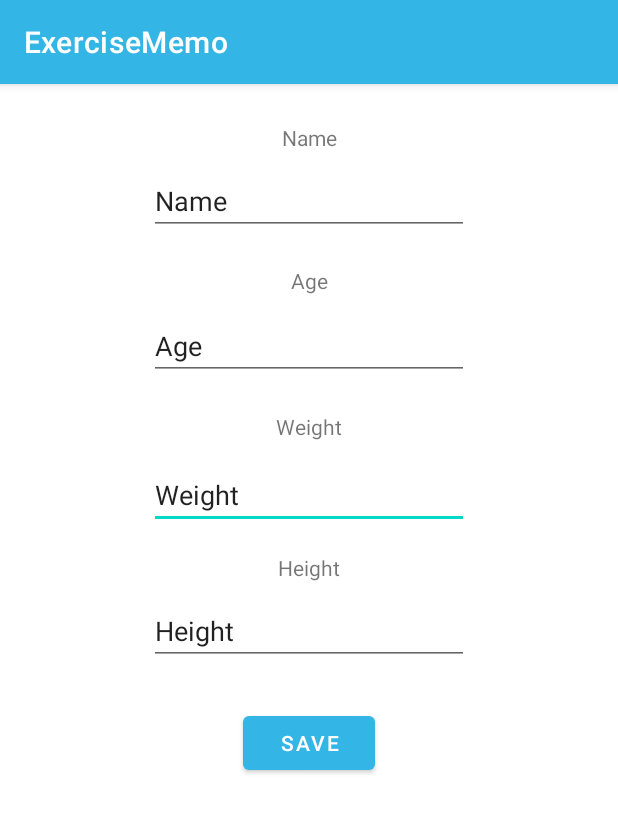
After one commit to MikhailDeriabin/Punttilaskuri, an Android app: the UserProfileActivity screen opened directly, with no data from a screen before it, on a phone screen of 412 x 824 dp. The commit adds this screen. Shown: the top 813 px of the screen. Run offline under Robolectric (Android 15) with nearby library versions, the phone set to English and light mode, and no system bars.

Commit message:
Added UserInfoActivity-class where you can input user-information

```diff
--- /dev/null
+++ b/app/src/main/java/com/example/punttilaskuri/UserProfileActivity.java
@@ -0,0 +1,108 @@
+package com.example.punttilaskuri;
+
+import android.content.Context;
+import android.os.Bundle;
+import android.util.Log;
+import android.widget.Button;
+import android.widget.EditText;
+
+import androidx.appcompat.app.AppCompatActivity;
+
+import org.json.JSONException;
+
+import java.io.BufferedReader;
+import java.io.FileNotFoundException;
+import java.io.IOException;
+import java.io.InputStream;
+import java.io.InputStreamReader;
+import java.io.OutputStreamWriter;
+import java.util.ArrayList;
+import java.util.Arrays;
+import java.util.List;
+
+/**
+ * This class handles user information input and storage into userinfo.txt
+ * @author Sami Miettinen
+ * @version 04.05.2021
+ */
+public class UserProfileActivity extends AppCompatActivity {
+
+    private Button saveButton;
+    private EditText nameEdit, ageEdit, weightEdit, heightEdit;
+
+    protected void onCreate(Bundle savedInstanceState) {
+        super.onCreate(savedInstanceState);
+        setContentView(R.layout.activity_userprofile);
+        //Initialize UI-components
+        updateUi();
+
+        //OnClickListener for saveButton
+        saveButton.setOnClickListener( v -> {
+            //Append user info into a single String-variable with newlines
+            String userInput = nameEdit.getText().toString() + "\n";
+            userInput += ageEdit.getText().toString() + "\n";
+            userInput += weightEdit.getText().toString() + "\n";
+            userInput += heightEdit.getText().toString() + "\n";
+            saveToFile("", this);
+            saveToFile(userInput, this);
+            updateUi();
+
+        });
+    }
+    //Initializes UI-components and updates text in EditText-fields
+    public void updateUi(){
+        ArrayList<String> fileData = new ArrayList<>(readFromFile(this));
+        nameEdit= (EditText) findViewById(R.id.nameInput);
+        nameEdit.setText(fileData.get(0));
+        ageEdit= (EditText) findViewById(R.id.ageInput);
+        ageEdit.setText(fileData.get(1));
+        weightEdit= (EditText) findViewById(R.id.weightInput);
+        weightEdit.setText(fileData.get(2));
+        heightEdit= (EditText) findViewById(R.id.heightInput);
+        heightEdit.setText(fileData.get(3));
+        saveButton = (Button) findViewById(R.id.saveButton);
+
+    }
+    //Writes userinfo to userinfo.txt
+    private void saveToFile(String data, Context context) {
+        try {
+            OutputStreamWriter outputStreamWriter = new OutputStreamWriter(context.openFileOutput("userinfo.txt", Context.MODE_PRIVATE));
+            outputStreamWriter.write(data);
+            outputStreamWriter.close();
+        }
+        catch (IOException e) {
+            Log.e("Exception", "File write failed: " + e.toString());
+        }
+    }
+    //Reads userinfo from userinfo.txt into an ArrayList and returns it
+    private List<String> readFromFile(Context context) {
+
+        ArrayList<String> fileData = new ArrayList<>();
+
+        try {
+            InputStream inputStream = context.openFileInput("userinfo.txt");
+
+            if ( inputStream != null ) {
+                InputStreamReader inputStreamReader = new InputStreamReader(inputStream);
+                BufferedReader bufferedReader = new BufferedReader(inputStreamReader);
+                String fileContent;
+
+                while ( (fileContent = bufferedReader.readLine()) != null ) {
+                    fileData.add(fileContent);
+                }
+                inputStream.close();
+            }
+        }
+        catch (FileNotFoundException e) {
+            Log.e("login activity", "File not found: " + e.toString());
+            fileData.add("Name");
+            fileData.add("Age");
+            fileData.add("Weight");
+            fileData.add("Height");
+        } catch (IOException e) {
+            Log.e("login activity", "Can not read file: " + e.toString());
+        }
+
+        return fileData;
+    }
+}
--- /dev/null
+++ b/app/src/main/res/layout/activity_userprofile.xml
@@ -0,0 +1,111 @@
+<?xml version="1.0" encoding="utf-8"?>
+<androidx.constraintlayout.widget.ConstraintLayout xmlns:android="http://schemas.android.com/apk/res/android"
+    xmlns:app="http://schemas.android.com/apk/res-auto"
+    xmlns:tools="http://schemas.android.com/tools"
+    android:layout_width="match_parent"
+    android:layout_height="match_parent">
+
+    <EditText
+        android:id="@+id/weightInput"
+        android:layout_width="wrap_content"
+        android:layout_height="wrap_content"
+        android:layout_marginTop="54dp"
+        android:ems="10"
+        android:hint="@string/user_weight"
+        android:importantForAutofill="no"
+        android:inputType="numberSigned|number|text"
+        android:text="@string/user_input"
+        app:layout_constraintEnd_toEndOf="parent"
+        app:layout_constraintStart_toStartOf="parent"
+        app:layout_constraintTop_toBottomOf="@+id/ageInput" />
+
+    <TextView
+        android:id="@+id/weightView"
+        android:layout_width="wrap_content"
+        android:layout_height="wrap_content"
+        android:layout_marginBottom="13dp"
+        android:text="@string/user_weight"
+        app:layout_constraintBottom_toTopOf="@+id/weightInput"
+        app:layout_constraintEnd_toEndOf="@+id/weightInput"
+        app:layout_constraintStart_toStartOf="@+id/weightInput" />
+
+    <EditText
+        android:id="@+id/ageInput"
+        android:layout_width="wrap_content"
+        android:layout_height="wrap_content"
+        android:layout_marginTop="51dp"
+        android:ems="10"
+        android:hint="@string/user_age"
+        android:importantForAutofill="no"
+        android:inputType="text"
+        android:text="@string/user_input"
+        app:layout_constraintStart_toStartOf="@+id/nameInput"
+        app:layout_constraintTop_toBottomOf="@+id/nameInput" />
+
+    <TextView
+        android:id="@+id/ageView"
+        android:layout_width="wrap_content"
+        android:layout_height="wrap_content"
+        android:layout_marginBottom="11dp"
+        android:text="@string/user_age"
+        app:layout_constraintBottom_toTopOf="@+id/ageInput"
+        app:layout_constraintEnd_toEndOf="parent"
+        app:layout_constraintStart_toStartOf="parent" />
+
+    <EditText
+        android:id="@+id/nameInput"
+        android:layout_width="wrap_content"
+        android:layout_height="wrap_content"
+        android:layout_marginTop="10dp"
+        android:ems="10"
+        android:hint="@string/user_name"
+        android:importantForAutofill="no"
+        android:inputType="text"
+        app:layout_constraintEnd_toEndOf="parent"
+        app:layout_constraintStart_toStartOf="parent"
+        app:layout_constraintTop_toBottomOf="@+id/nameView"
+        tools:text="@string/user_input" />
+
+    <EditText
+        android:id="@+id/heightInput"
+        android:layout_width="wrap_content"
+        android:layout_height="wrap_content"
+        android:layout_marginTop="45dp"
+        android:ems="10"
+        android:hint="@string/user_height"
+        android:importantForAutofill="no"
+        android:inputType="numberSigned|number|text"
+        android:text="@string/user_input"
+        app:layout_constraintStart_toStartOf="@+id/weightInput"
+        app:layout_constraintTop_toBottomOf="@+id/weightInput" />
+
+    <TextView
+        android:id="@+id/heightView"
+        android:layout_width="wrap_content"
+        android:layout_height="wrap_content"
+        android:layout_marginBottom="10dp"
+        android:text="@string/user_height"
+        app:layout_constraintBottom_toTopOf="@+id/heightInput"
+        app:layout_constraintEnd_toEndOf="@+id/heightInput"
+        app:layout_constraintStart_toStartOf="@+id/heightInput" />
+
+    <TextView
+        android:id="@+id/nameView"
+        android:layout_width="wrap_content"
+        android:layout_height="wrap_content"
+        android:layout_marginTop="26dp"
+        android:text="@string/user_name"
+        app:layout_constraintEnd_toEndOf="parent"
+        app:layout_constraintStart_toStartOf="parent"
+        app:layout_constraintTop_toTopOf="parent" />
+
+    <Button
+        android:id="@+id/saveButton"
+        android:layout_width="wrap_content"
+        android:layout_height="wrap_content"
+        android:layout_marginTop="28dp"
+        android:text="@string/user_button"
+        app:layout_constraintEnd_toEndOf="parent"
+        app:layout_constraintStart_toStartOf="parent"
+        app:layout_constraintTop_toBottomOf="@+id/heightInput" />
+</androidx.constraintlayout.widget.ConstraintLayout>
--- a/app/src/main/res/values/strings.xml
+++ b/app/src/main/res/values/strings.xml
@@ -84,6 +84,14 @@
         ACSM Resource Manual 5th Edition, 2006. </string>
     <string name="link_met"><a href="http://media.hypersites.com/clients/1235/filemanager/MHC/METs.pdf">MET Table Link Here</a></string>
     <string name="copy_to_clipboard_text">copy to clipboard</string>
+    <string name="user_info">User Info</string>
 
+    <!-- UserProfile -->
+    <string name="user_name">Name</string>
+    <string name="user_age">Age</string>
+    <string name="user_weight">Weight</string>
+    <string name="user_height">Height</string>
+    <string name="user_input"> </string>
+    <string name="user_button">Save</string>
 
 </resources>
```
Also changed, not shown: app/src/main/AndroidManifest.xml (+14 -1 lines), app/src/main/java/com/example/punttilaskuri/DayActivity.java (+18 -21 lines), app/src/main/java/com/example/punttilaskuri/MainActivity.java (+7 -0 lines), app/src/main/res/layout/activity_main.xml (+12 -0 lines).
